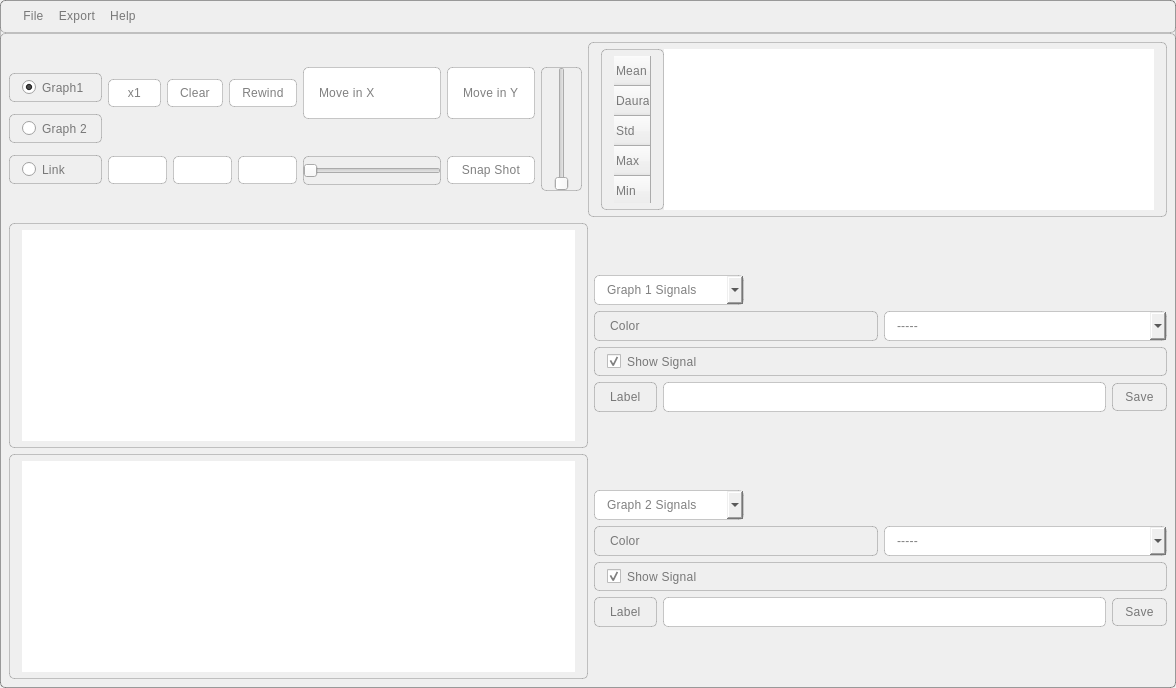
This is main.ui in AliBadran716/Signal_Viewer as Qt 5 draws it before an edit. The edited form follows.
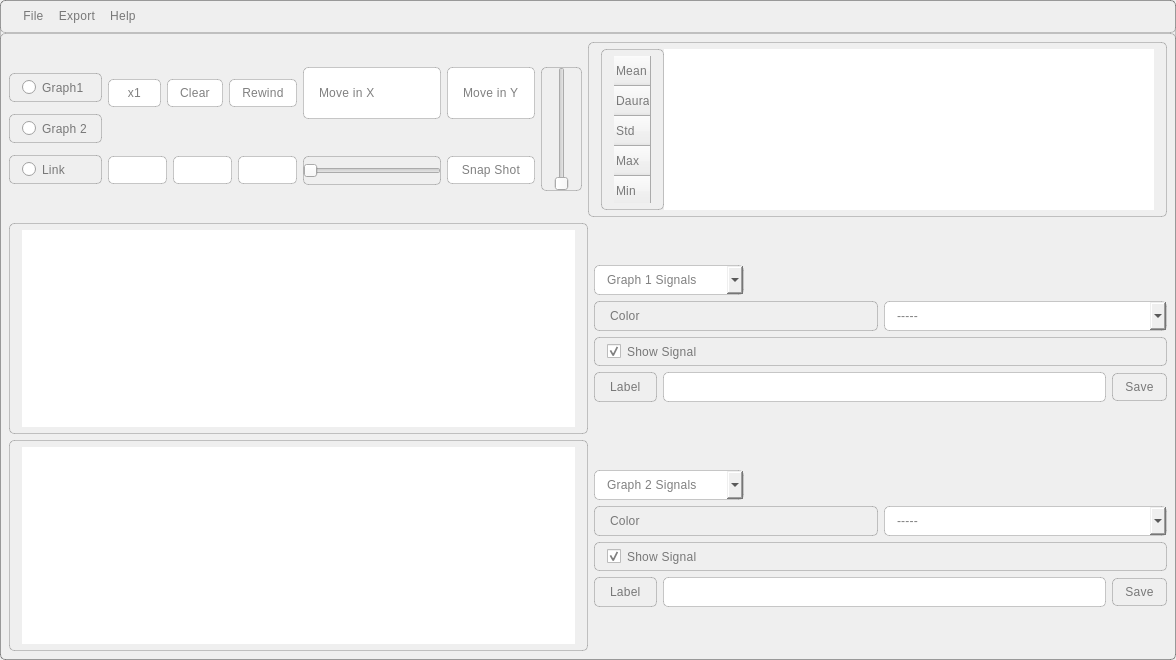
This is the edited form. Icons and pictures are not drawn. Custom widgets are drawn as their Qt base class.

Commit message: Edit graph selection ui

The edit to the form file:
```diff
--- a/main.ui
+++ b/main.ui
@@ -7,7 +7,7 @@
     <x>0</x>
     <y>0</y>
     <width>1176</width>
-    <height>688</height>
+    <height>660</height>
    </rect>
   </property>
   <property name="windowTitle">
@@ -48,10 +48,16 @@
        <layout class="QVBoxLayout" name="verticalLayout_8">
         <item>
          <widget class="QRadioButton" name="graph1_radio_btn">
+          <property name="enabled">
+           <bool>true</bool>
+          </property>
           <property name="text">
            <string>Graph1</string>
           </property>
           <property name="checked">
+           <bool>false</bool>
+          </property>
+          <property name="autoExclusive">
            <bool>true</bool>
           </property>
          </widget>
```
